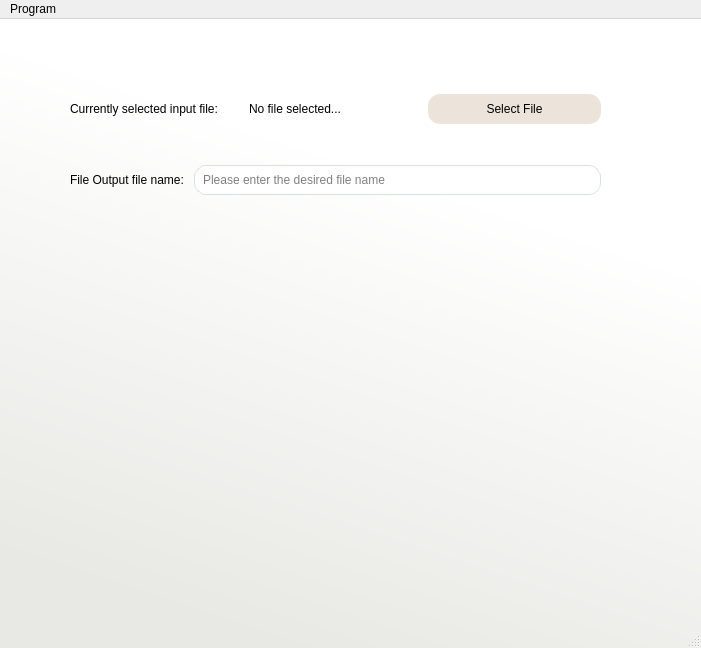
Old version of the form Testing-GUI.ui in the repository mocrsteel/Qt-testing.
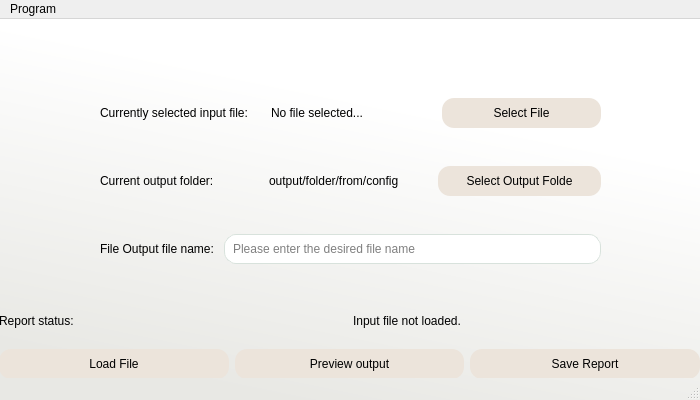
New version of the form.

Commit message: First draft layout

Patch:
```diff
--- a/Testing-GUI.ui
+++ b/Testing-GUI.ui
@@ -6,10 +6,22 @@
    <rect>
     <x>0</x>
     <y>0</y>
-    <width>701</width>
-    <height>648</height>
+    <width>700</width>
+    <height>400</height>
    </rect>
   </property>
+  <property name="minimumSize">
+   <size>
+    <width>700</width>
+    <height>400</height>
+   </size>
+  </property>
+  <property name="maximumSize">
+   <size>
+    <width>700</width>
+    <height>400</height>
+   </size>
+  </property>
   <property name="windowTitle">
    <string>Test Application</string>
   </property>
@@ -48,19 +60,43 @@
 	background-color: #E3D7CA;
 }</string>
   </property>
+  <property name="documentMode">
+   <bool>true</bool>
+  </property>
+  <property name="dockNestingEnabled">
+   <bool>false</bool>
+  </property>
+  <property name="unifiedTitleAndToolBarOnMac">
+   <bool>true</bool>
+  </property>
   <widget class="QWidget" name="centralwidget">
    <widget class="QWidget" name="verticalLayoutWidget">
     <property name="geometry">
      <rect>
-      <x>70</x>
-      <y>40</y>
-      <width>531</width>
-      <height>171</height>
+      <x>0</x>
+      <y>-3</y>
+      <width>701</width>
+      <height>281</height>
      </rect>
     </property>
-    <layout class="QVBoxLayout" name="verticalLayout">
+    <layout class="QVBoxLayout" name="ContentVertical">
+     <property name="sizeConstraint">
+      <enum>QLayout::SetDefaultConstraint</enum>
+     </property>
+     <property name="leftMargin">
+      <number>100</number>
+     </property>
+     <property name="topMargin">
+      <number>50</number>
+     </property>
+     <property name="rightMargin">
+      <number>100</number>
+     </property>
      <item>
       <layout class="QHBoxLayout" name="horizontalLayout">
+       <property name="spacing">
+        <number>12</number>
+       </property>
        <item>
         <widget class="QLabel" name="label">
          <property name="text">
@@ -84,6 +120,31 @@
        </item>
       </layout>
      </item>
+     <item>
+      <layout class="QHBoxLayout" name="horizontalLayout_3">
+       <item>
+        <widget class="QLabel" name="label_4">
+         <property name="text">
+          <string>Current output folder:</string>
+         </property>
+        </widget>
+       </item>
+       <item>
+        <widget class="QLabel" name="lblOutputFolder">
+         <property name="text">
+          <string>output/folder/from/config</string>
+         </property>
+        </widget>
+       </item>
+       <item>
+        <widget class="QPushButton" name="btnSelectFolder">
+         <property name="text">
+          <string>Select Output Folde</string>
+         </property>
+        </widget>
+       </item>
+      </layout>
+     </item>
      <item>
       <layout class="QHBoxLayout" name="horizontalLayout_2">
        <item>
@@ -104,14 +165,69 @@
      </item>
     </layout>
    </widget>
+   <widget class="QWidget" name="verticalLayoutWidget_2">
+    <property name="geometry">
+     <rect>
+      <x>-1</x>
+      <y>280</y>
+      <width>701</width>
+      <height>80</height>
+     </rect>
+    </property>
+    <layout class="QVBoxLayout" name="verticalLayout">
+     <item>
+      <layout class="QHBoxLayout" name="horizontalLayout_4">
+       <item alignment="Qt::AlignLeft">
+        <widget class="QLabel" name="label_6">
+         <property name="text">
+          <string>Report status: </string>
+         </property>
+        </widget>
+       </item>
+       <item>
+        <widget class="QLabel" name="lblReportStatus">
+         <property name="text">
+          <string>Input file not loaded.</string>
+         </property>
+        </widget>
+       </item>
+      </layout>
+     </item>
+     <item>
+      <layout class="QHBoxLayout" name="ButtonsHorizontal">
+       <item>
+        <widget class="QPushButton" name="btnLoadFile">
+         <property name="text">
+          <string>Load File</string>
+         </property>
+        </widget>
+       </item>
+       <item>
+        <widget class="QPushButton" name="btnPreviewOutput">
+         <property name="text">
+          <string>Preview output</string>
+         </property>
+        </widget>
+       </item>
+       <item>
+        <widget class="QPushButton" name="btnSaveReport">
+         <property name="text">
+          <string>Save Report</string>
+         </property>
+        </widget>
+       </item>
+      </layout>
+     </item>
+    </layout>
+   </widget>
   </widget>
   <widget class="QMenuBar" name="menubar">
    <property name="geometry">
     <rect>
      <x>0</x>
      <y>0</y>
-     <width>701</width>
-     <height>21</height>
+     <width>700</width>
+     <height>22</height>
     </rect>
    </property>
    <widget class="QMenu" name="menuProgram">
```
Left out of the diff: 6 changed lines with no effect on the pictures. The commit also changes 5 other files.
